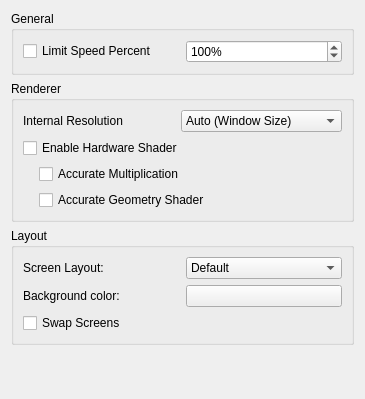
Old version of the form src/citra_qt/configuration/configure_graphics.ui in the repository grimtnt/citra.
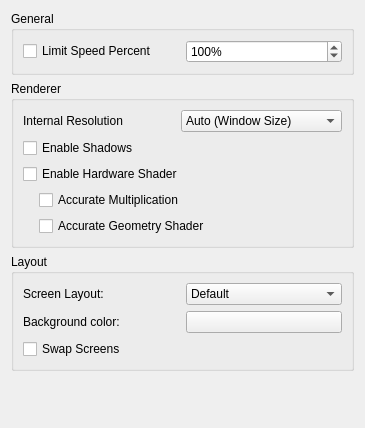
New version of the form.

Commit message: Add setting for enabling shadows

```diff
--- a/src/citra_qt/configuration/configure_graphics.ui
+++ b/src/citra_qt/configuration/configure_graphics.ui
@@ -7,7 +7,7 @@
     <x>0</x>
     <y>0</y>
     <width>365</width>
-    <height>399</height>
+    <height>428</height>
    </rect>
   </property>
   <property name="windowTitle">
@@ -126,6 +126,13 @@
         </item>
        </layout>
       </item>
+      <item>
+       <widget class="QCheckBox" name="enable_shadows">
+        <property name="text">
+         <string>Enable Shadows</string>
+        </property>
+       </widget>
+      </item>
       <item>
        <widget class="QCheckBox" name="toggle_hw_shader">
         <property name="toolTip">
```
The commit also changes 4 other files.
